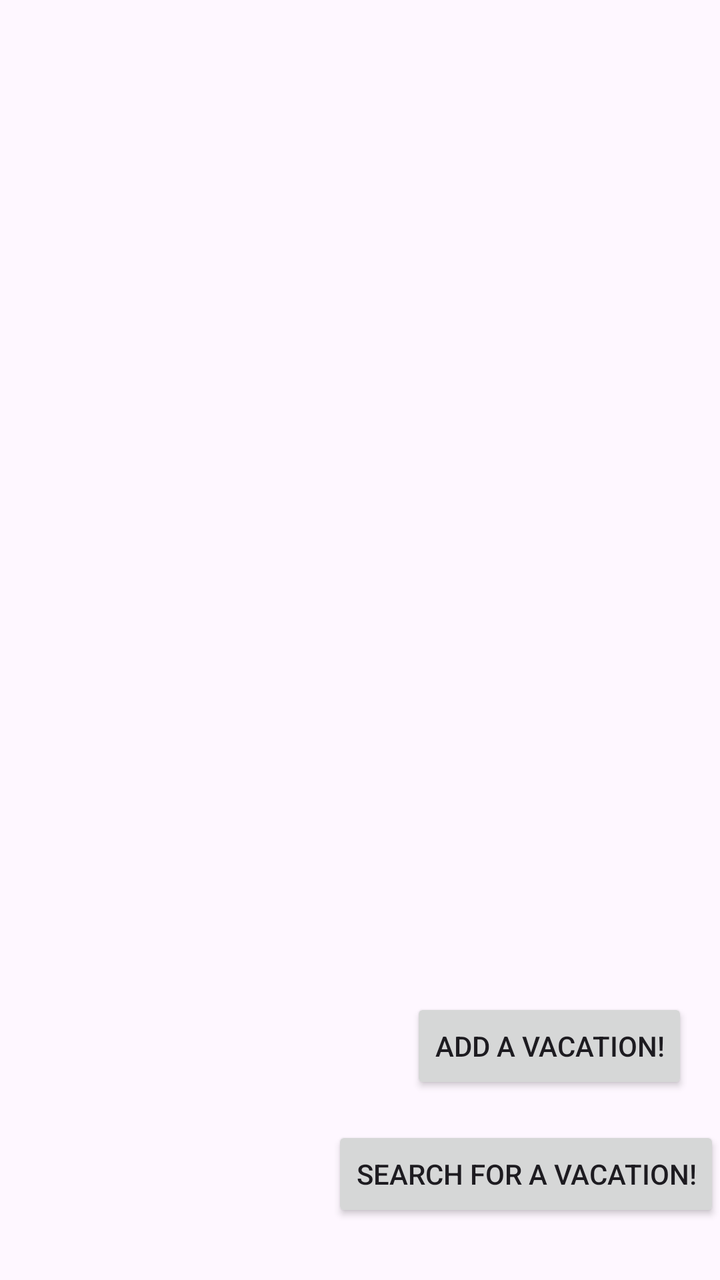
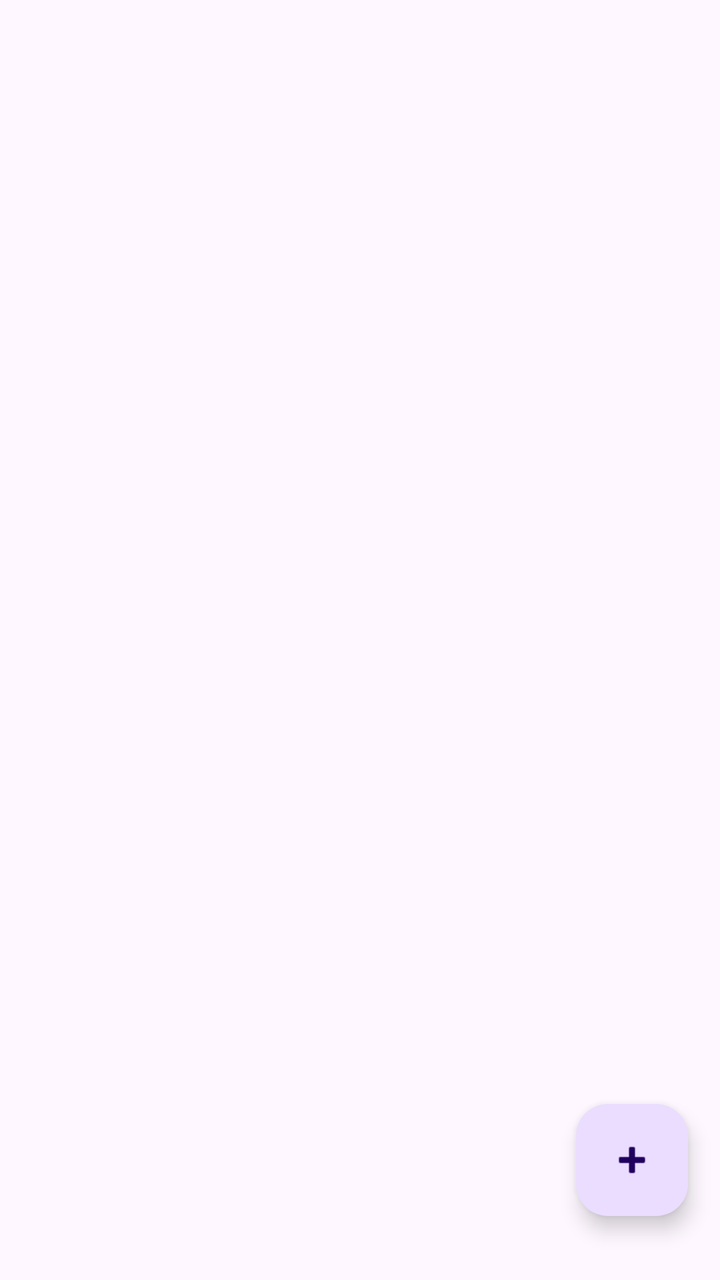

The first picture is an Android layout as it rendered before a commit; the second is the same layout after the commit. The layout source and the unified diff follow.
<!-- AndroidManifest.xml: application theme Theme.D308_PA -->
<!-- res/layout/activity_vacation_list.xml -->
<?xml version="1.0" encoding="utf-8"?>
<androidx.constraintlayout.widget.ConstraintLayout xmlns:android="http://schemas.android.com/apk/res/android"
    xmlns:app="http://schemas.android.com/apk/res-auto"
    xmlns:tools="http://schemas.android.com/tools"
    android:id="@+id/main"
    android:layout_width="match_parent"
    android:layout_height="match_parent"
    tools:context=".UI.VacationList">


    <LinearLayout
        android:layout_width="match_parent"
        android:layout_height="wrap_content"
        android:gravity="center"
        android:orientation="vertical"
        app:layout_constraintStart_toStartOf="parent"
        app:layout_constraintTop_toTopOf="parent">

        <androidx.recyclerview.widget.RecyclerView
            android:id="@+id/recyclerview"
            android:layout_width="409dp"
            android:layout_height="665dp"
            app:layout_constraintLeft_toLeftOf="parent"
            app:layout_constraintTop_toTopOf="parent" />
    </LinearLayout>
    <Button
        android:id="@+id/addVacationButton"
        android:layout_width="wrap_content"
        android:layout_height="wrap_content"
        android:layout_marginTop="499dp"
        android:layout_marginEnd="16dp"
        android:clickable="true"
        android:text="Add a vacation!"
        app:layout_constraintBottom_toTopOf="@id/goToSearch"
        app:layout_constraintEnd_toEndOf="parent"
        app:layout_constraintTop_toTopOf="parent" />

    <Button
        android:id="@+id/goToSearch"
        android:layout_width="wrap_content"
        android:layout_height="wrap_content"
        android:layout_marginTop="16dp"
        android:clickable="true"
        android:text="Search for a vacation!"

        app:layout_constraintEnd_toEndOf="parent"
        app:layout_constraintTop_toBottomOf="@+id/addVacationButton" />



</androidx.constraintlayout.widget.ConstraintLayout>
<!-- resources referenced by this layout -->
<resources>
  <style name="Theme.D308_PA" parent="Base.Theme.D308_PA" />
  <style name="Base.Theme.D308_PA" parent="Theme.Material3.DayNight">
          
          
      </style>
</resources>

<!-- the commit's change to res/layout/activity_vacation_list.xml (unified diff, before → after) -->
@@ -8,44 +8,24 @@
     tools:context=".UI.VacationList">
 
 
-    <LinearLayout
-        android:layout_width="match_parent"
-        android:layout_height="wrap_content"
-        android:gravity="center"
-        android:orientation="vertical"
-        app:layout_constraintStart_toStartOf="parent"
-        app:layout_constraintTop_toTopOf="parent">
+    <androidx.recyclerview.widget.RecyclerView
+        android:id="@+id/recyclerview"
+        android:layout_width="409dp"
+        android:layout_height="665dp"
+        app:layout_constraintLeft_toLeftOf="parent"
+        app:layout_constraintTop_toTopOf="parent" />
 
-        <androidx.recyclerview.widget.RecyclerView
-            android:id="@+id/recyclerview"
-            android:layout_width="409dp"
-            android:layout_height="665dp"
-            app:layout_constraintLeft_toLeftOf="parent"
-            app:layout_constraintTop_toTopOf="parent" />
-    </LinearLayout>
-    <Button
+    <com.google.android.material.floatingactionbutton.FloatingActionButton
         android:id="@+id/addVacationButton"
         android:layout_width="wrap_content"
         android:layout_height="wrap_content"
-        android:layout_marginTop="499dp"
         android:layout_marginEnd="16dp"
+        android:layout_marginBottom="32dp"
         android:clickable="true"
-        android:text="Add a vacation!"
-        app:layout_constraintBottom_toTopOf="@id/goToSearch"
+        android:contentDescription="Add a Vacation"
+        app:layout_constraintBottom_toBottomOf="parent"
         app:layout_constraintEnd_toEndOf="parent"
-        app:layout_constraintTop_toTopOf="parent" />
-
-    <Button
-        android:id="@+id/goToSearch"
-        android:layout_width="wrap_content"
-        android:layout_height="wrap_content"
-        android:layout_marginTop="16dp"
-        android:clickable="true"
-        android:text="Search for a vacation!"
-
-        app:layout_constraintEnd_toEndOf="parent"
-        app:layout_constraintTop_toBottomOf="@+id/addVacationButton" />
-
+        app:srcCompat="@android:drawable/ic_input_add" />
 
 
 </androidx.constraintlayout.widget.ConstraintLayout>
